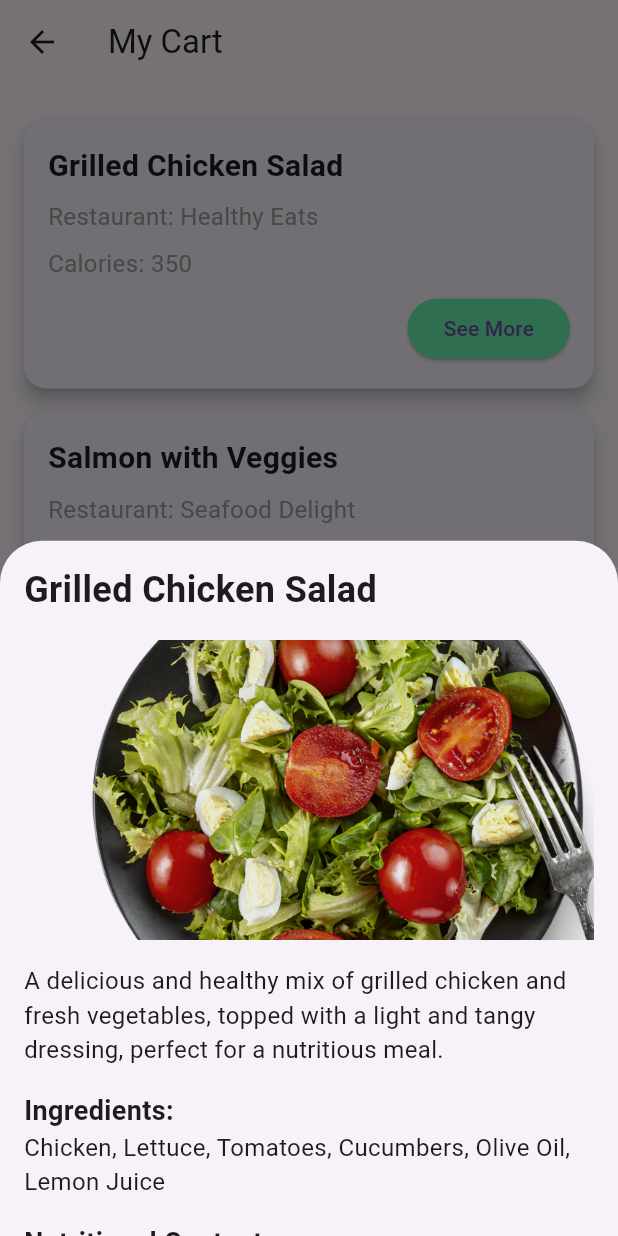
After one commit to Nimalsh/fitEats, a Flutter app: the ProfileCartPage screen opened directly, after a tap on "See More", on a phone screen of 412 x 824 dp. The commit adds this screen. Run offline on Flutter 3.47's test engine with Material 3 defaults, Android fonts, the phone set to English and light mode, and no system bars; our stand-ins replace device_preview, fl_chart.

Commit message:
bottumup page complede

```diff
--- a/fiteatsmobile/lib/user/myorder.dart
+++ b/fiteatsmobile/lib/user/myorder.dart
@@ -19,6 +19,12 @@ class MyOrderPage extends StatelessWidget {
       'name': 'Oatmeal',
       'price': 7.99,
       'status': 'Completed',
+    },
+     {
+      'photo': 'assets/image/plate.png',
+      'name': 'Salmon with Veggies',
+      'price': 15.99,
+      'status': 'Pending',
     },
 
      {
--- a/fiteatsmobile/lib/user/profile.dart
+++ b/fiteatsmobile/lib/user/profile.dart
@@ -1,10 +1,12 @@
 import 'package:flutter/material.dart';
 import 'calories_count.dart';
-import 'feedback.dart';
+import 'myprofile.dart';
 import 'landpage.dart';
 import 'menu.dart';
 import 'myorder.dart';
-import 'status.dart';
+import 'profilecart.dart';
+
+
 
 
 class ProfilePage extends StatefulWidget {
@@ -19,9 +21,9 @@ class _ProfilePageState extends State<ProfilePage> {
   static final List<Widget> _widgetOptions = <Widget>[
     LandingPage(),
     CaloriesCountPage(),
-    StatusPage(),
+    ProfileCartPage(),
     MyOrderPage(),
-    FeedbackPage(),
+    MyProfilePage(),
     // CartItem(foodItem: null, customizations: []),
     // Center(child: Text('Feedbacks')),
   ];
@@ -78,8 +80,8 @@ class _ProfilePageState extends State<ProfilePage> {
             label: 'Daily Calorie',
           ),
           BottomNavigationBarItem(
-            icon: Icon(Icons.details_outlined,),
-            label: 'Status',
+            icon: Icon(Icons.shopping_cart,),
+            label: 'Cart',
           ),
           BottomNavigationBarItem(
            icon: Icon(Icons.fastfood),
--- /dev/null
+++ b/fiteatsmobile/lib/user/profilecart.dart
@@ -0,0 +1,162 @@
+import 'package:flutter/material.dart';
+
+class ProfileCartPage extends StatefulWidget {
+  @override
+  _ProfileCartPageState createState() => _ProfileCartPageState();
+}
+
+class _ProfileCartPageState extends State<ProfileCartPage> {
+  final List<Map<String, dynamic>> foodItems = [
+    {
+      'name': 'Grilled Chicken Salad',
+      'restaurant': 'Healthy Eats',
+      'calories': 350,
+      'description': 'A delicious and healthy mix of grilled chicken and fresh vegetables, topped with a light and tangy dressing, perfect for a nutritious meal.',
+      'photo': 'assets/image/plate.png',
+      'ingredients': 'Chicken, Lettuce, Tomatoes, Cucumbers, Olive Oil, Lemon Juice',
+      'nutrition': 'Carbs: 20g, Protein: 30g, Fat: 10g',
+    },
+    {
+      'name': 'Salmon with Veggies',
+      'restaurant': 'Seafood Delight',
+      'calories': 450,
+      'description': 'Fresh salmon served with a side of steamed vegetables.',
+      'photo': 'assets/image/food.jpg',
+      'ingredients': 'Salmon, Broccoli, Carrots, Olive Oil, Garlic, Lemon Juice',
+      'nutrition': 'Carbs: 15g, Protein: 40g, Fat: 20g',
+    },
+  ];
+
+void _showFoodDetails(Map<String, dynamic> foodItem) {
+  showModalBottomSheet(
+    context: context,
+    builder: (context) {
+      return SingleChildScrollView(
+        child: Padding(
+          padding: const EdgeInsets.all(16.0),
+          child: Column(
+            crossAxisAlignment: CrossAxisAlignment.start,
+            children: [
+              Text(
+                foodItem['name'],
+                style: TextStyle(fontSize: 24, fontWeight: FontWeight.bold),
+              ),
+              SizedBox(height: 16),
+              Image.asset(
+                foodItem['photo'],
+                fit: BoxFit.cover,
+                width: double.infinity,
+                height: 200,
+              ),
+              SizedBox(height: 16),
+              Text(
+                foodItem['description'],
+                style: TextStyle(fontSize: 16),
+              ),
+              SizedBox(height: 16),
+              Text(
+                'Ingredients:',
+                style: TextStyle(fontSize: 18, fontWeight: FontWeight.bold),
+              ),
+              Text(
+                foodItem['ingredients'],
+                style: TextStyle(fontSize: 16),
+              ),
+              SizedBox(height: 16),
+              Text(
+                'Nutritional Content:',
+                style: TextStyle(fontSize: 18, fontWeight: FontWeight.bold),
+              ),
+              Text(
+                foodItem['nutrition'],
+                style: TextStyle(fontSize: 16),
+              ),
+              SizedBox(height: 16),
+              Align(
+                alignment: Alignment.center,
+                child: ElevatedButton(
+                  onPressed: () {
+                    // Handle order now action
+                  },
+                  style: ElevatedButton.styleFrom(
+                    backgroundColor: Colors.green,
+                    padding: EdgeInsets.symmetric(horizontal: 32.0, vertical: 16.0),
+                    textStyle: TextStyle(fontSize: 18),
+                  ),
+                  child: Text('Order Now'),
+                ),
+              ),
+              SizedBox(height: 16),
+            ],
+          ),
+        ),
+      );
+    },
+  );
+}
+
+
+  @override
+  Widget build(BuildContext context) {
+    return Scaffold(
+      appBar: AppBar(
+        title: Text('My Cart'),
+      ),
+      body: ListView.builder(
+        padding: const EdgeInsets.all(16.0),
+        itemCount: foodItems.length,
+        itemBuilder: (context, index) {
+          final foodItem = foodItems[index];
+          return Card(
+            shape: RoundedRectangleBorder(
+              borderRadius: BorderRadius.circular(15.0),
+            ),
+            elevation: 5,
+            margin: EdgeInsets.symmetric(vertical: 8.0),
+            child: Padding(
+              padding: const EdgeInsets.all(16.0),
+              child: Column(
+                crossAxisAlignment: CrossAxisAlignment.start,
+
+
+                children: [
+                  Text(
+                    foodItem['name'],
+                    style: TextStyle(
+                      fontSize: 20,
+                      fontWeight: FontWeight.bold,
+                    ),
+                  ),
+                  SizedBox(height: 8),
+                  Text(
+                    'Restaurant: ${foodItem['restaurant']}',
+                    style: TextStyle(fontSize: 16, color: Colors.grey),
+                  ),
+                  SizedBox(height: 8),
+                  Text(
+                    'Calories: ${foodItem['calories']}',
+                    style: TextStyle(fontSize: 16, color: Colors.grey),
+                  ),
+                  SizedBox(height: 8),
+                  Align(
+                    alignment: Alignment.centerRight,
+
+                    child: ElevatedButton(
+                      onPressed: () {
+                        _showFoodDetails(foodItem);
+                      },
+                      style: ElevatedButton.styleFrom(
+                        backgroundColor: Colors.greenAccent,
+                      ),
+                      child: Text('See More'),
+                    ),
+                  ),
+                ],
+              ),
+            ),
+          );
+        },
+      ),
+    );
+  }
+}
--- a/fiteatsmobile/pubspec.yaml
+++ b/fiteatsmobile/pubspec.yaml
@@ -75,6 +75,7 @@ flutter:
     - assets/image/restaurant.jpg
     - assets/image/nutrigoals.jpg
     - assets/image/newgoals.jpg
+    - assets/image/food.jpg
 
 
 
```
Also changed, not shown: fiteatsmobile/lib/user/feedback.dart (deleted, +0 -136 lines), fiteatsmobile/lib/user/myprofile.dart (added, +91 -0 lines), fiteatsmobile/lib/user/status.dart (deleted, +0 -60 lines), fiteatsmobile/assets/image/food.jpg (added).
